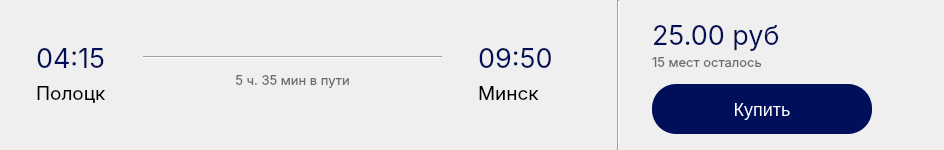
Before: the Qt Designer form desktop-app/ui/route_widget.ui in lamerous/AIST, drawn with Qt 5.
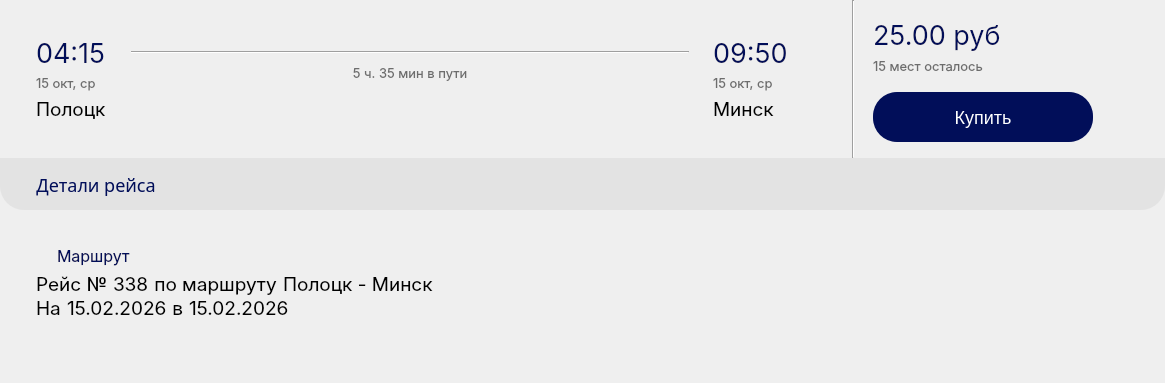
After: the same form once the commit is applied. Icons and pictures are not drawn.

Commit message: Added route search

The edit to the form file:
```diff
--- a/desktop-app/ui/route_widget.ui
+++ b/desktop-app/ui/route_widget.ui
@@ -6,8 +6,8 @@
    <rect>
     <x>0</x>
     <y>0</y>
-    <width>944</width>
-    <height>150</height>
+    <width>1165</width>
+    <height>383</height>
    </rect>
   </property>
   <property name="sizePolicy">
@@ -19,13 +19,13 @@
   <property name="minimumSize">
    <size>
     <width>0</width>
-    <height>150</height>
+    <height>330</height>
    </size>
   </property>
   <property name="maximumSize">
    <size>
     <width>16777215</width>
-    <height>150</height>
+    <height>1600</height>
    </size>
   </property>
   <property name="windowTitle">
@@ -46,7 +46,7 @@
     font-size: 18px;
 }</string>
   </property>
-  <layout class="QVBoxLayout" name="verticalLayout">
+  <layout class="QVBoxLayout" name="verticalLayout_9">
    <property name="spacing">
     <number>0</number>
    </property>
@@ -63,17 +63,17 @@
     <number>0</number>
    </property>
    <item>
-    <widget class="QWidget" name="roundedWidget_schedule_3" native="true">
+    <widget class="QWidget" name="roundedWidget" native="true">
      <property name="minimumSize">
       <size>
        <width>0</width>
-       <height>150</height>
+       <height>210</height>
       </size>
      </property>
      <property name="maximumSize">
       <size>
        <width>16777215</width>
-       <height>150</height>
+       <height>210</height>
       </size>
      </property>
      <layout class="QVBoxLayout" name="verticalLayout_53">
@@ -93,46 +93,25 @@
        <number>0</number>
       </property>
       <item>
-       <layout class="QHBoxLayout" name="horizontalLayout_28">
+       <layout class="QHBoxLayout" name="horizontalLayout_3">
+        <item>
+         <layout class="QHBoxLayout" name="horizontalLayout_2">
         <property name="leftMargin">
-         <number>0</number>
+           <number>36</number>
         </property>
         <property name="topMargin">
-         <number>0</number>
+           <number>36</number>
         </property>
         <property name="rightMargin">
-         <number>72</number>
-        </property>
-        <item>
-         <layout class="QVBoxLayout" name="verticalLayout_54">
-          <item>
-           <spacer name="verticalSpacer_21">
-            <property name="orientation">
-             <enum>Qt::Vertical</enum>
-            </property>
-            <property name="sizeHint" stdset="0">
-             <size>
-              <width>20</width>
-              <height>40</height>
-             </size>
-            </property>
-           </spacer>
-          </item>
-          <item>
-           <layout class="QHBoxLayout" name="horizontalLayout_29">
-            <property name="spacing">
-             <number>12</number>
-            </property>
-            <property name="leftMargin">
+           <number>64</number>
+          </property>
+          <property name="bottomMargin">
              <number>36</number>
             </property>
-            <property name="topMargin">
-             <number>18</number>
-            </property>
             <item>
-             <layout class="QVBoxLayout" name="verticalLayout_55">
+           <layout class="QVBoxLayout" name="verticalLayout_3">
               <property name="spacing">
-               <number>6</number>
+             <number>0</number>
               </property>
               <item>
                <widget class="QLabel" name="departureTime">
@@ -156,6 +135,25 @@
                 </property>
                </widget>
               </item>
+            <item>
+             <widget class="QLabel" name="departureDate">
+              <property name="font">
+               <font>
+                <family>Inter</family>
+                <pointsize>10</pointsize>
+               </font>
+              </property>
+              <property name="styleSheet">
+               <string notr="true">color: #6D6D6D; </string>
+              </property>
+              <property name="text">
+               <string>15 окт, ср</string>
+              </property>
+              <property name="alignment">
+               <set>Qt::AlignLeading|Qt::AlignLeft|Qt::AlignVCenter</set>
+              </property>
+             </widget>
+            </item>
               <item>
                <widget class="QLabel" name="departurePlace">
                 <property name="font">
@@ -169,28 +167,15 @@
                 </property>
                </widget>
               </item>
-              <item>
-               <spacer name="verticalSpacer_22">
-                <property name="orientation">
-                 <enum>Qt::Vertical</enum>
-                </property>
-                <property name="sizeHint" stdset="0">
-                 <size>
-                  <width>20</width>
-                  <height>40</height>
-                 </size>
-                </property>
-               </spacer>
-              </item>
              </layout>
             </item>
             <item>
-             <layout class="QVBoxLayout" name="verticalLayout_56">
+           <layout class="QVBoxLayout" name="verticalLayout">
               <property name="spacing">
                <number>0</number>
               </property>
               <item>
-               <layout class="QHBoxLayout" name="horizontalLayout_30">
+             <layout class="QHBoxLayout" name="horizontalLayout_33">
                 <property name="spacing">
                  <number>0</number>
                 </property>
@@ -275,22 +260,7 @@
                </layout>
               </item>
               <item>
-               <layout class="QHBoxLayout" name="horizontalLayout_31">
-                <item>
-                 <spacer name="horizontalSpacer_16">
-                  <property name="orientation">
-                   <enum>Qt::Horizontal</enum>
-                  </property>
-                  <property name="sizeHint" stdset="0">
-                   <size>
-                    <width>40</width>
-                    <height>20</height>
-                   </size>
-                  </property>
-                 </spacer>
-                </item>
-                <item>
-                 <widget class="QLabel" name="travelTime">
+             <widget class="QLabel" name="travelTime_2">
                   <property name="font">
                    <font>
                     <family>Inter</family>
@@ -309,25 +279,13 @@
                  </widget>
                 </item>
                 <item>
-                 <spacer name="horizontalSpacer_17">
-                  <property name="orientation">
-                   <enum>Qt::Horizontal</enum>
-                  </property>
-                  <property name="sizeHint" stdset="0">
-                   <size>
-                    <width>40</width>
-                    <height>20</height>
-                   </size>
-                  </property>
-                 </spacer>
-                </item>
-               </layout>
-              </item>
-              <item>
-               <spacer name="verticalSpacer_23">
+             <spacer name="verticalSpacer">
                 <property name="orientation">
                  <enum>Qt::Vertical</enum>
                 </property>
+              <property name="sizeType">
+               <enum>QSizePolicy::Minimum</enum>
+              </property>
                 <property name="sizeHint" stdset="0">
                  <size>
                   <width>20</width>
@@ -339,12 +297,9 @@
              </layout>
             </item>
             <item>
-             <layout class="QVBoxLayout" name="verticalLayout_57">
+           <layout class="QVBoxLayout" name="verticalLayout_2">
               <property name="spacing">
-               <number>6</number>
-              </property>
-              <property name="rightMargin">
-               <number>64</number>
+             <number>0</number>
               </property>
               <item>
                <widget class="QLabel" name="arivingTime">
@@ -368,6 +323,25 @@
                 </property>
                </widget>
               </item>
+            <item>
+             <widget class="QLabel" name="destinationDate">
+              <property name="font">
+               <font>
+                <family>Inter</family>
+                <pointsize>10</pointsize>
+               </font>
+              </property>
+              <property name="styleSheet">
+               <string notr="true">color: #6D6D6D; </string>
+              </property>
+              <property name="text">
+               <string>15 окт, ср</string>
+              </property>
+              <property name="alignment">
+               <set>Qt::AlignLeading|Qt::AlignLeft|Qt::AlignVCenter</set>
+              </property>
+             </widget>
+            </item>
               <item>
                <widget class="QLabel" name="destinationPlace">
                 <property name="font">
@@ -381,40 +355,12 @@
                 </property>
                </widget>
               </item>
-              <item>
-               <spacer name="verticalSpacer_24">
-                <property name="orientation">
-                 <enum>Qt::Vertical</enum>
-                </property>
-                <property name="sizeHint" stdset="0">
-                 <size>
-                  <width>20</width>
-                  <height>40</height>
-                 </size>
-                </property>
-               </spacer>
-              </item>
              </layout>
             </item>
            </layout>
           </item>
           <item>
-           <spacer name="verticalSpacer_25">
-            <property name="orientation">
-             <enum>Qt::Vertical</enum>
-            </property>
-            <property name="sizeHint" stdset="0">
-             <size>
-              <width>20</width>
-              <height>40</height>
-             </size>
-            </property>
-           </spacer>
-          </item>
-         </layout>
-        </item>
-        <item>
-         <widget class="Line" name="line_11">
+         <widget class="Line" name="line_12">
           <property name="orientation">
            <enum>Qt::Vertical</enum>
           </property>
@@ -426,7 +372,10 @@
            <number>12</number>
           </property>
           <property name="leftMargin">
-           <number>32</number>
+           <number>18</number>
+          </property>
+          <property name="rightMargin">
+           <number>72</number>
           </property>
           <property name="bottomMargin">
            <number>16</number>
@@ -436,6 +385,9 @@
             <property name="spacing">
              <number>0</number>
             </property>
+            <property name="leftMargin">
+             <number>0</number>
+            </property>
             <property name="topMargin">
              <number>18</number>
             </property>
@@ -509,16 +461,39 @@
        </layout>
       </item>
       <item>
-       <widget class="QWidget" name="detailWidget_3" native="true">
-        <layout class="QHBoxLayout" name="horizontalLayout_32">
+       <widget class="QWidget" name="widget" native="true">
+        <property name="minimumSize">
+         <size>
+          <width>0</width>
+          <height>48</height>
+         </size>
+        </property>
+        <property name="maximumSize">
+         <size>
+          <width>16777215</width>
+          <height>1600</height>
+         </size>
+        </property>
+        <property name="cursor">
+         <cursorShape>UpArrowCursor</cursorShape>
+        </property>
+        <property name="autoFillBackground">
+         <bool>false</bool>
+        </property>
+        <property name="styleSheet">
+         <string notr="true">background-color: rgba(109, 109, 109, 0.09);
+border-bottom-left-radius: 24px;
+border-bottom-right-radius: 24px;</string>
+        </property>
+        <layout class="QHBoxLayout" name="horizontalLayout">
          <property name="spacing">
-          <number>0</number>
+          <number>6</number>
          </property>
          <property name="leftMargin">
-          <number>0</number>
+          <number>36</number>
          </property>
          <property name="topMargin">
-          <number>0</number>
+          <number>3</number>
          </property>
          <property name="rightMargin">
           <number>0</number>
@@ -526,12 +501,297 @@
          <property name="bottomMargin">
           <number>0</number>
          </property>
+         <item>
+          <widget class="QPushButton" name="pushButton">
+           <property name="font">
+            <font>
+             <family>Inter-Regular</family>
+             <pointsize>-1</pointsize>
+            </font>
+           </property>
+           <property name="styleSheet">
+            <string notr="true">background-color: transparent;
+color: #010E59;
+font-family: Inter-Regular;
+font-size: 12;</string>
+           </property>
+           <property name="text">
+            <string>Детали рейса</string>
+           </property>
+          </widget>
+         </item>
+         <item>
+          <widget class="QLabel" name="routeDetail_arrow">
+           <property name="styleSheet">
+            <string notr="true">background-color: transparent;</string>
+           </property>
+           <property name="text">
+            <string/>
+           </property>
+           <property name="pixmap">
+            <pixmap resource="../resources.qrc">:/icons/icons/arrow-down.png</pixmap>
+           </property>
+          </widget>
+         </item>
+         <item>
+          <spacer name="horizontalSpacer">
+           <property name="orientation">
+            <enum>Qt::Horizontal</enum>
+           </property>
+           <property name="sizeHint" stdset="0">
+            <size>
+             <width>974</width>
+             <height>20</height>
+            </size>
+           </property>
+          </spacer>
+         </item>
         </layout>
        </widget>
       </item>
      </layout>
     </widget>
    </item>
+   <item>
+    <widget class="QWidget" name="roundedWidget_routeDetail" native="true">
+     <property name="sizePolicy">
+      <sizepolicy hsizetype="Preferred" vsizetype="Expanding">
+       <horstretch>0</horstretch>
+       <verstretch>0</verstretch>
+      </sizepolicy>
+     </property>
+     <property name="autoFillBackground">
+      <bool>false</bool>
+     </property>
+     <property name="styleSheet">
+      <string notr="true">border-top-left-radius: 0;
+border-top-right-radius: 0;
+</string>
+     </property>
+     <layout class="QVBoxLayout" name="verticalLayout_8">
+      <property name="leftMargin">
+       <number>36</number>
+      </property>
+      <property name="topMargin">
+       <number>36</number>
+      </property>
+      <item>
+       <layout class="QHBoxLayout" name="horizontalLayout_6">
+        <item>
+         <widget class="QLabel" name="label">
+          <property name="minimumSize">
+           <size>
+            <width>15</width>
+            <height>20</height>
+           </size>
+          </property>
+          <property name="maximumSize">
+           <size>
+            <width>15</width>
+            <height>20</height>
+           </size>
+          </property>
+          <property name="text">
+           <string/>
+          </property>
+          <property name="pixmap">
+           <pixmap resource="../resources.qrc">:/icons/icons/geo2.png</pixmap>
+          </property>
+          <property name="scaledContents">
+           <bool>true</bool>
+          </property>
+         </widget>
+        </item>
+        <item>
+         <widget class="QLabel" name="label_6">
+          <property name="font">
+           <font>
+            <family>Inter</family>
+            <pointsize>12</pointsize>
+           </font>
+          </property>
+          <property name="styleSheet">
+           <string notr="true">background-color: transparent;
+color: #010E59;
+</string>
+          </property>
+          <property name="text">
+           <string>Маршрут</string>
+          </property>
+         </widget>
+        </item>
+       </layout>
+      </item>
+      <item>
+       <layout class="QVBoxLayout" name="verticalLayout_7">
+        <property name="spacing">
+         <number>0</number>
+        </property>
+        <item>
+         <layout class="QHBoxLayout" name="horizontalLayout_4">
+          <property name="spacing">
+           <number>0</number>
+          </property>
+          <item>
+           <widget class="QLabel" name="label_2">
+            <property name="font">
+             <font>
+              <family>Inter</family>
+              <pointsize>14</pointsize>
+             </font>
+            </property>
+            <property name="text">
+             <string>Рейс № </string>
+            </property>
+           </widget>
+          </item>
+          <item>
+           <widget class="QLabel" name="routeNumber">
+            <property name="font">
+             <font>
+              <family>Inter</family>
+              <pointsize>14</pointsize>
+             </font>
+            </property>
+            <property name="text">
+             <string>338</string>
+            </property>
+           </widget>
+          </item>
+          <item>
+           <widget class="QLabel" name="label_3">
+            <property name="font">
+             <font>
+              <family>Inter</family>
+              <pointsize>14</pointsize>
+             </font>
+            </property>
+            <property name="text">
+             <string> по маршруту </string>
+            </property>
+           </widget>
+          </item>
+          <item>
+           <widget class="QLabel" name="route">
+            <property name="font">
+             <font>
+              <family>Inter</family>
+              <pointsize>14</pointsize>
+             </font>
+            </property>
+            <property name="text">
+             <string>Полоцк - Минск</string>
+            </property>
+           </widget>
+          </item>
+          <item>
+           <spacer name="horizontalSpacer_2">
+            <property name="orientation">
+             <enum>Qt::Horizontal</enum>
+            </property>
+            <property name="sizeHint" stdset="0">
+             <size>
+              <width>40</width>
+              <height>20</height>
+             </size>
+            </property>
+           </spacer>
+          </item>
+         </layout>
+        </item>
+        <item>
+         <layout class="QHBoxLayout" name="horizontalLayout_5">
+          <property name="spacing">
+           <number>0</number>
+          </property>
+          <item>
+           <widget class="QLabel" name="label_4">
+            <property name="font">
+             <font>
+              <family>Inter</family>
+              <pointsize>14</pointsize>
+             </font>
+            </property>
+            <property name="text">
+             <string>На </string>
+            </property>
+           </widget>
+          </item>
+          <item>
+           <widget class="QLabel" name="routeDate">
+            <property name="font">
+             <font>
+              <family>Inter</family>
+              <pointsize>14</pointsize>
+             </font>
+            </property>
+            <property name="text">
+             <string>15.02.2026</string>
+            </property>
+           </widget>
+          </item>
+          <item>
+           <widget class="QLabel" name="label_5">
+            <property name="font">
+             <font>
+              <family>Inter</family>
+              <pointsize>14</pointsize>
+             </font>
+            </property>
+            <property name="text">
+             <string> в </string>
+            </property>
+           </widget>
+          </item>
+          <item>
+           <widget class="QLabel" name="departureTime_2">
+            <property name="font">
+             <font>
+              <family>Inter</family>
+              <pointsize>14</pointsize>
+             </font>
+            </property>
+            <property name="text">
+             <string>15.02.2026</string>
+            </property>
+           </widget>
+          </item>
+          <item>
+           <spacer name="horizontalSpacer_3">
+            <property name="orientation">
+             <enum>Qt::Horizontal</enum>
+            </property>
+            <property name="sizeHint" stdset="0">
+             <size>
+              <width>40</width>
+              <height>20</height>
+             </size>
+            </property>
+           </spacer>
+          </item>
+         </layout>
+        </item>
+       </layout>
+      </item>
+      <item>
+       <layout class="QVBoxLayout" name="stopsLayout"/>
+      </item>
+      <item>
+       <spacer name="verticalSpacer_2">
+        <property name="orientation">
+         <enum>Qt::Vertical</enum>
+        </property>
+        <property name="sizeHint" stdset="0">
+         <size>
+          <width>20</width>
+          <height>40</height>
+         </size>
+        </property>
+       </spacer>
+      </item>
+     </layout>
+    </widget>
+   </item>
   </layout>
  </widget>
  <resources>
```
Left out of the diff: 13 changed lines with no effect on the pictures. Lines whose indentation alone changed are shown as unchanged. The commit also changes 10 other files.
